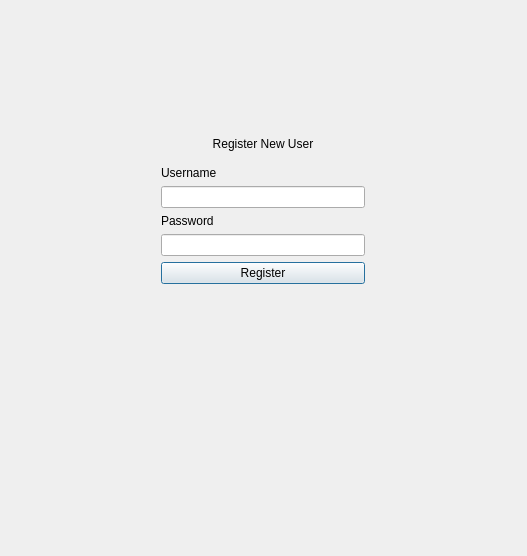
The window that src/RegisterWindow.ui (tsglz/wangzhe_nongyao) describes before a commit, drawn with Qt 5.
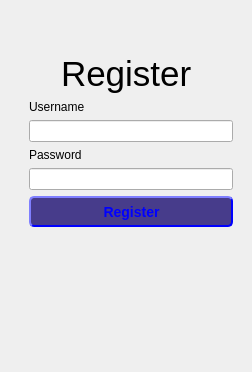
The same window after the commit. Icons and pictures are not drawn.

Diff of the .ui file:
```diff
--- a/src/RegisterWindow.ui
+++ b/src/RegisterWindow.ui
@@ -6,13 +6,28 @@
    <rect>
     <x>0</x>
     <y>0</y>
-    <width>527</width>
-    <height>556</height>
+    <width>252</width>
+    <height>372</height>
    </rect>
   </property>
+  <property name="minimumSize">
+   <size>
+    <width>252</width>
+    <height>372</height>
+   </size>
+  </property>
+  <property name="maximumSize">
+   <size>
+    <width>252</width>
+    <height>372</height>
+   </size>
+  </property>
   <property name="windowTitle">
    <string>Dialog</string>
   </property>
+  <property name="styleSheet">
+   <string notr="true">background-image: url(:/res/images/OIP-C (1).jpg);</string>
+  </property>
   <layout class="QHBoxLayout" name="horizontalLayout">
    <item>
     <widget class="QWidget" name="widget" native="true">
@@ -29,21 +44,38 @@
       </size>
      </property>
      <layout class="QVBoxLayout" name="verticalLayout_2">
-      <item>
-       <widget class="QLabel" name="label">
-        <property name="text">
-         <string>Register New User</string>
-        </property>
-        <property name="alignment">
-         <set>Qt::AlignmentFlag::AlignCenter</set>
-        </property>
-       </widget>
-      </item>
       <item>
        <widget class="QWidget" name="widget_2" native="true">
         <layout class="QVBoxLayout" name="verticalLayout">
+         <item>
+          <widget class="QLabel" name="label">
+           <property name="styleSheet">
+            <string notr="true">QLabel {
+font-family:'Microsoft YaHei';
+font-size:35px;
+font weight:bold;
+color:black;
+border:none;
+}</string>
+           </property>
+           <property name="text">
+            <string>Register </string>
+           </property>
+           <property name="alignment">
+            <set>Qt::AlignCenter</set>
+           </property>
+          </widget>
+         </item>
          <item>
           <widget class="QLabel" name="label_2">
+           <property name="styleSheet">
+            <string notr="true">QLabel {
+font-family:'Microsoft YaHei';
+font weight:bold;
+color:black;
+border:none;
+}</string>
+           </property>
            <property name="text">
             <string>Username</string>
            </property>
@@ -54,6 +86,14 @@
          </item>
          <item>
           <widget class="QLabel" name="label_3">
+           <property name="styleSheet">
+            <string notr="true">QLabel {
+font-family:'Microsoft YaHei';
+font weight:bold;
+color:black;
+border:none;
+}</string>
+           </property>
            <property name="text">
             <string>Password</string>
            </property>
@@ -64,6 +104,25 @@
          </item>
          <item>
           <widget class="QPushButton" name="Register">
+           <property name="styleSheet">
+            <string notr="true">QPushButton {
+background-color: rgb(0, 150, 0);
+color: rgb(255, 255, 255);
+color:  #0000ff;                    /* 文字颜色 */
+background-color: #473C8B;       /* 背景色 */
+border-style: outset;            /* 边框风格 */
+border-width: 2px;               /* 边框宽度 */
+border-radius: 5px;              /* 边框圆角 */
+border-color: #0000ff;           /* 边框颜色 */
+font: bold 14px;                 /* 字体 */
+min-width: 2em;                  /* 控件最小宽度 */
+min-height: 2px;                 /* 控件最小高度 */
+font-family: 华文新魏;            /* 字库 */
+padding: 5px;                    /* 内边距 */
+padding-left:6px;                /* 文字横向偏移 */
+padding-top:6px;                 /* 文字纵向偏移 */
+}</string>
+           </property>
            <property name="text">
             <string>Register</string>
            </property>
```
Left out of the diff: 8 changed lines with no effect on the pictures.
